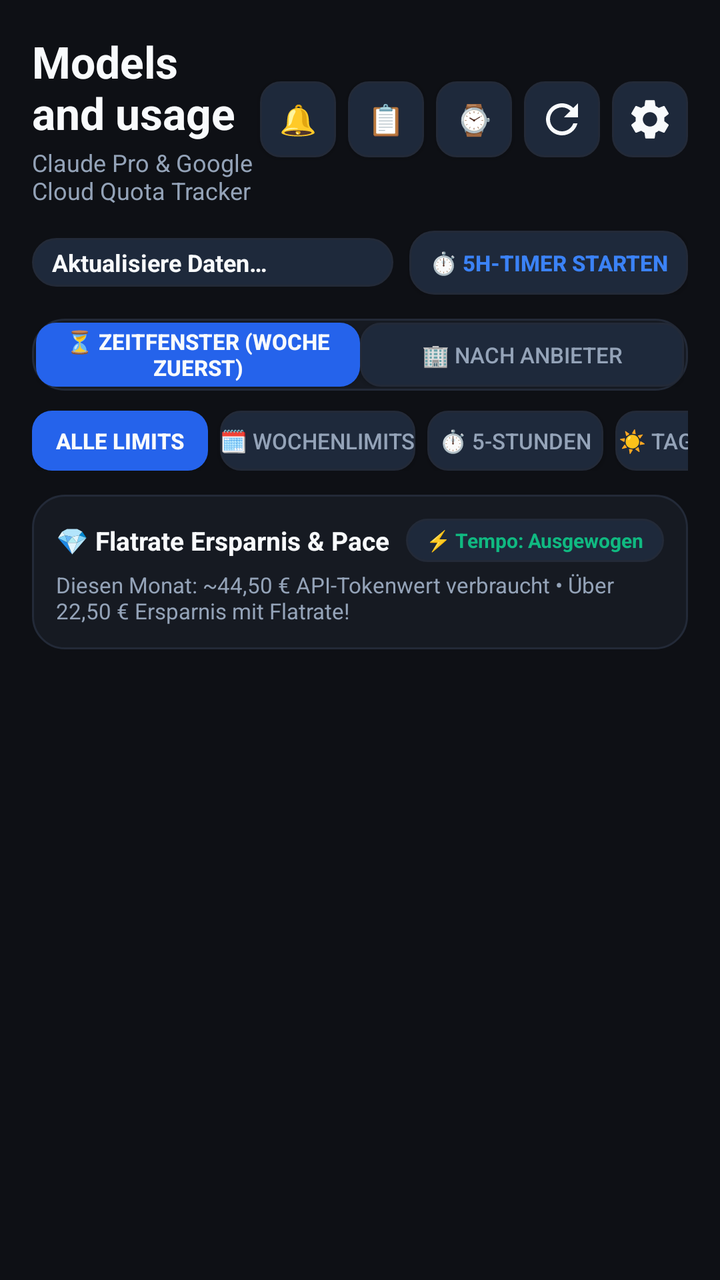
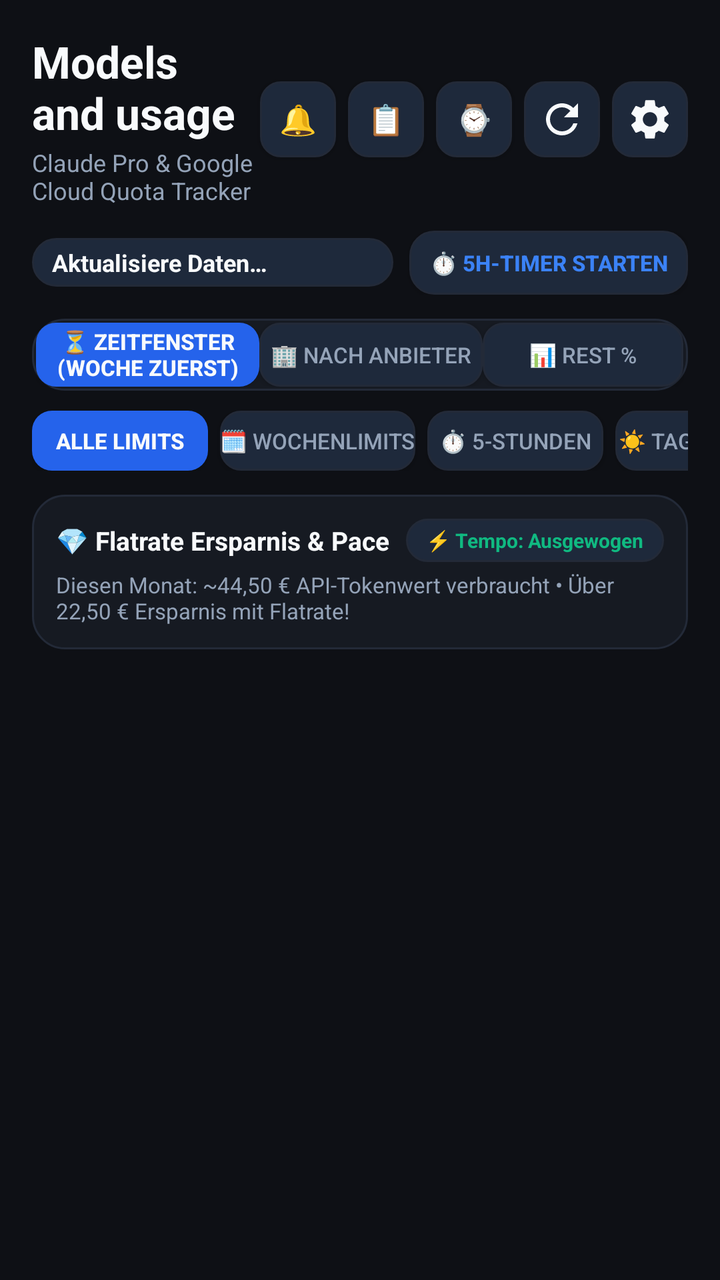

Two renders of the same Android screen: before a commit and after it. Below are the layout's source before the change and the commit's diff.
<!-- AndroidManifest.xml: application theme Theme.AILimits -->
<!-- res/layout/activity_main.xml -->
<?xml version="1.0" encoding="utf-8"?>
<ScrollView xmlns:android="http://schemas.android.com/apk/res/android"
    android:id="@+id/svRoot"
    android:layout_width="match_parent"
    android:layout_height="match_parent"
    android:background="@color/bg_dark"
    android:fillViewport="true">

    <LinearLayout
        android:layout_width="match_parent"
        android:layout_height="wrap_content"
        android:orientation="vertical"
        android:padding="16dp">

        
        <LinearLayout
            android:layout_width="match_parent"
            android:layout_height="wrap_content"
            android:gravity="center_vertical"
            android:orientation="horizontal">

            <LinearLayout
                android:layout_width="0dp"
                android:layout_height="wrap_content"
                android:layout_weight="1"
                android:orientation="vertical">

                <TextView
                    android:id="@+id/tvTitle"
                    android:layout_width="wrap_content"
                    android:layout_height="wrap_content"
                    android:text="@string/title_models_usage"
                    android:textColor="@color/text_primary"
                    android:textSize="22sp"
                    android:textStyle="bold" />

                <TextView
                    android:id="@+id/tvSubtitle"
                    android:layout_width="wrap_content"
                    android:layout_height="wrap_content"
                    android:layout_marginTop="2dp"
                    android:text="Claude Pro &amp; Google Cloud Quota Tracker"
                    android:textColor="@color/text_secondary"
                    android:textSize="12sp" />
            </LinearLayout>

            
            <Button
                android:id="@+id/btnMessageCenter"
                android:layout_width="38dp"
                android:layout_height="38dp"
                android:background="@drawable/button_secondary_background"
                android:text="🔔"
                android:textColor="@color/text_primary"
                android:textSize="15sp" />

            
            <Button
                android:id="@+id/btnShare"
                android:layout_width="38dp"
                android:layout_height="38dp"
                android:layout_marginStart="6dp"
                android:background="@drawable/button_secondary_background"
                android:text="📋"
                android:textColor="@color/text_primary"
                android:textSize="15sp" />

            
            <Button
                android:id="@+id/btnWatchSync"
                android:layout_width="38dp"
                android:layout_height="38dp"
                android:layout_marginStart="6dp"
                android:background="@drawable/button_secondary_background"
                android:text="⌚"
                android:textColor="@color/text_primary"
                android:textSize="15sp" />

            
            <ImageButton
                android:id="@+id/btnRefresh"
                android:layout_width="38dp"
                android:layout_height="38dp"
                android:layout_marginStart="6dp"
                android:background="@drawable/button_secondary_background"
                android:contentDescription="@string/refresh"
                android:src="@drawable/ic_refresh"
                android:tint="@color/text_primary" />

            
            <ImageButton
                android:id="@+id/btnSettings"
                android:layout_width="38dp"
                android:layout_height="38dp"
                android:layout_marginStart="6dp"
                android:background="@drawable/button_secondary_background"
                android:contentDescription="@string/settings"
                android:src="@drawable/ic_settings"
                android:tint="@color/text_primary" />
        </LinearLayout>

        
        <LinearLayout
            android:layout_width="match_parent"
            android:layout_height="wrap_content"
            android:layout_marginTop="12dp"
            android:gravity="center_vertical"
            android:orientation="horizontal">

            <TextView
                android:id="@+id/tvStatus"
                android:layout_width="0dp"
                android:layout_height="wrap_content"
                android:layout_weight="1"
                android:background="@drawable/badge_background"
                android:text="@string/status_connecting"
                android:textColor="@color/text_primary"
                android:textSize="12sp"
                android:textStyle="bold" />

            
            <Button
                android:id="@+id/btnQuickTimer"
                android:layout_width="wrap_content"
                android:layout_height="32dp"
                android:layout_marginStart="8dp"
                android:background="@drawable/badge_background"
                android:text="⏱️ 5h-Timer starten"
                android:textColor="@color/card_border_highlight"
                android:textSize="11sp"
                android:textStyle="bold" />
        </LinearLayout>

        
        <LinearLayout
            android:layout_width="match_parent"
            android:layout_height="36dp"
            android:layout_marginTop="12dp"
            android:background="@drawable/card_background"
            android:padding="2dp"
            android:orientation="horizontal">

            <Button
                android:id="@+id/btnViewHorizon"
                android:layout_width="0dp"
                android:layout_height="match_parent"
                android:layout_weight="1"
                android:background="@drawable/button_background"
                android:text="⏳ Zeitfenster (Woche zuerst)"
                android:textColor="@color/text_primary"
                android:textSize="11sp"
                android:textStyle="bold" />

            <Button
                android:id="@+id/btnViewProvider"
                android:layout_width="0dp"
                android:layout_height="match_parent"
                android:layout_weight="1"
                android:background="@drawable/button_secondary_background"
                android:text="🏢 Nach Anbieter"
                android:textColor="@color/text_secondary"
                android:textSize="11sp" />
        </LinearLayout>

        
        <HorizontalScrollView
            android:layout_width="match_parent"
            android:layout_height="wrap_content"
            android:layout_marginTop="10dp"
            android:scrollbars="none">

            <LinearLayout
                android:id="@+id/llFilterChips"
                android:layout_width="wrap_content"
                android:layout_height="wrap_content"
                android:orientation="horizontal">

                <Button
                    android:id="@+id/chipFilterAll"
                    android:layout_width="wrap_content"
                    android:layout_height="30dp"
                    android:background="@drawable/button_background"
                    android:text="Alle Limits"
                    android:textColor="@color/text_primary"
                    android:textSize="11sp"
                    android:textStyle="bold" />

                <Button
                    android:id="@+id/chipFilterWeek"
                    android:layout_width="wrap_content"
                    android:layout_height="30dp"
                    android:layout_marginStart="6dp"
                    android:background="@drawable/button_secondary_background"
                    android:text="🗓️ Wochenlimits"
                    android:textColor="@color/text_secondary"
                    android:textSize="11sp" />

                <Button
                    android:id="@+id/chipFilter5h"
                    android:layout_width="wrap_content"
                    android:layout_height="30dp"
                    android:layout_marginStart="6dp"
                    android:background="@drawable/button_secondary_background"
                    android:text="⏱️ 5-Stunden"
                    android:textColor="@color/text_secondary"
                    android:textSize="11sp" />

                <Button
                    android:id="@+id/chipFilterDay"
                    android:layout_width="wrap_content"
                    android:layout_height="30dp"
                    android:layout_marginStart="6dp"
                    android:background="@drawable/button_secondary_background"
                    android:text="☀️ Tageslimits"
                    android:textColor="@color/text_secondary"
                    android:textSize="11sp" />

                <Button
                    android:id="@+id/chipFilterClaude"
                    android:layout_width="wrap_content"
                    android:layout_height="30dp"
                    android:layout_marginStart="6dp"
                    android:background="@drawable/button_secondary_background"
                    android:text="🟣 Claude Pro"
                    android:textColor="@color/text_secondary"
                    android:textSize="11sp" />

                <Button
                    android:id="@+id/chipFilterGoogle"
                    android:layout_width="wrap_content"
                    android:layout_height="30dp"
                    android:layout_marginStart="6dp"
                    android:background="@drawable/button_secondary_background"
                    android:text="🔵 Google (Cloud &amp; IDE)"
                    android:textColor="@color/text_secondary"
                    android:textSize="11sp" />

                <Button
                    android:id="@+id/chipFilterCritical"
                    android:layout_width="wrap_content"
                    android:layout_height="30dp"
                    android:layout_marginStart="6dp"
                    android:background="@drawable/button_secondary_background"
                    android:text="⚠️ Knapp (&lt; 25%)"
                    android:textColor="@color/text_secondary"
                    android:textSize="11sp" />
            </LinearLayout>
        </HorizontalScrollView>

        
        <LinearLayout
            android:id="@+id/cardSavings"
            android:layout_width="match_parent"
            android:layout_height="wrap_content"
            android:layout_marginTop="12dp"
            android:background="@drawable/card_background"
            android:orientation="vertical"
            android:padding="12dp">

            <LinearLayout
                android:layout_width="match_parent"
                android:layout_height="wrap_content"
                android:gravity="center_vertical"
                android:orientation="horizontal">

                <TextView
                    android:id="@+id/tvSavingsCardTitle"
                    android:layout_width="0dp"
                    android:layout_height="wrap_content"
                    android:layout_weight="1"
                    android:text="💎 Flatrate Ersparnis &amp; Pace"
                    android:textColor="@color/text_primary"
                    android:textSize="13sp"
                    android:textStyle="bold" />

                <TextView
                    android:id="@+id/tvPaceIndicator"
                    android:layout_width="wrap_content"
                    android:layout_height="wrap_content"
                    android:background="@drawable/badge_background"
                    android:text="⚡ Tempo: Ausgewogen"
                    android:textColor="@color/ring_green"
                    android:textSize="10sp"
                    android:textStyle="bold" />
            </LinearLayout>

            <TextView
                android:id="@+id/tvSavingsText"
                android:layout_width="match_parent"
                android:layout_height="wrap_content"
                android:layout_marginTop="4dp"
                android:text="Diesen Monat: ~44,50 € API-Tokenwert verbraucht • Über 22,50 € Ersparnis mit Flatrate!"
                android:textColor="@color/text_secondary"
                android:textSize="11sp" />
        </LinearLayout>

        
        <LinearLayout
            android:id="@+id/llGroupsContainer"
            android:layout_width="match_parent"
            android:layout_height="wrap_content"
            android:layout_marginTop="14dp"
            android:orientation="vertical" />

        
        <TextView
            android:id="@+id/tvFooter"
            android:layout_width="match_parent"
            android:layout_height="wrap_content"
            android:layout_marginTop="16dp"
            android:layout_marginBottom="32dp"
            android:textColor="@color/text_muted"
            android:textSize="12sp"
            android:lineSpacingExtra="3dp" />

    </LinearLayout>
</ScrollView>
<!-- resources referenced by this layout -->
<resources>
  <color name="bg_dark">#0E1015</color>
  <color name="card_border_highlight">#3B82F6</color>
  <color name="ring_green">#10B981</color>
  <color name="text_muted">#64748B</color>
  <color name="text_primary">#F8FAFC</color>
  <color name="text_secondary">#94A3B8</color>
  <!-- drawable badge_background (drawable) -->
  <?xml version="1.0" encoding="utf-8"?>
  <shape xmlns:android="http://schemas.android.com/apk/res/android"
      android:shape="rectangle">
      <solid android:color="@color/badge_bg" />
      <corners android:radius="12dp" />
      <padding
          android:left="10dp"
          android:top="4dp"
          android:right="10dp"
          android:bottom="4dp" />
      <stroke
          android:width="1dp"
          android:color="@color/card_border" />
  </shape>
  <!-- drawable button_background (drawable) -->
  <?xml version="1.0" encoding="utf-8"?>
  <ripple xmlns:android="http://schemas.android.com/apk/res/android"
      android:color="#40FFFFFF">
      <item>
          <shape android:shape="rectangle">
              <solid android:color="@color/button_primary" />
              <corners android:radius="10dp" />
          </shape>
      </item>
  </ripple>
  <!-- drawable button_secondary_background (drawable) -->
  <?xml version="1.0" encoding="utf-8"?>
  <ripple xmlns:android="http://schemas.android.com/apk/res/android"
      android:color="#40FFFFFF">
      <item>
          <shape android:shape="rectangle">
              <solid android:color="@color/button_secondary" />
              <corners android:radius="10dp" />
              <stroke android:width="1dp" android:color="@color/card_border" />
          </shape>
      </item>
  </ripple>
  <!-- drawable card_background (drawable) -->
  <?xml version="1.0" encoding="utf-8"?>
  <shape xmlns:android="http://schemas.android.com/apk/res/android"
      android:shape="rectangle">
      <solid android:color="@color/card_bg" />
      <corners android:radius="16dp" />
      <stroke
          android:width="1dp"
          android:color="@color/card_border" />
  </shape>
  <!-- drawable ic_refresh (drawable) -->
  <vector xmlns:android="http://schemas.android.com/apk/res/android"
      android:width="24dp"
      android:height="24dp"
      android:viewportWidth="24"
      android:viewportHeight="24">
      <path
          android:fillColor="#F8FAFC"
          android:pathData="M17.65,6.35C16.2,4.9 14.21,4 12,4c-4.42,0 -7.99,3.58 -7.99,8s3.57,8 7.99,8c3.73,0 6.84,-2.55 7.73,-6h-2.08c-0.82,2.33 -3.04,4 -5.65,4 -3.31,0 -6,-2.69 -6,-6s2.69,-6 6,-6c1.66,0 3.14,0.69 4.22,1.78L13,11h7V4l-2.35,2.35z"/>
  </vector>
  <string name="refresh">Aktualisieren</string>
  <string name="settings">Einstellungen</string>
  <string name="status_connecting">Aktualisiere Daten…</string>
  <string name="title_models_usage">Models and usage</string>
  <style name="Theme.AILimits" parent="@android:style/Theme.Material.NoActionBar">
          <item name="android:windowBackground">@color/bg_dark</item>
          <item name="android:statusBarColor">@color/bg_dark</item>
          <item name="android:navigationBarColor">@color/bg_dark</item>
          <item name="android:windowLightStatusBar">false</item>
          <item name="android:textColorPrimary">@color/text_primary</item>
          <item name="android:textColorSecondary">@color/text_secondary</item>
          <item name="android:colorBackground">@color/bg_dark</item>
      </style>
  <color name="badge_bg">#1E293B</color>
  <color name="card_border">#232A38</color>
  <color name="button_primary">#2563EB</color>
  <color name="button_secondary">#1E293B</color>
  <color name="card_bg">#161A22</color>
  <!-- unchanged entries left out for length: 1 -->
</resources>

<!-- the commit's change to res/layout/activity_main.xml (unified diff, before → after) -->
@@ -160,6 +160,16 @@
                 android:text="🏢 Nach Anbieter"
                 android:textColor="@color/text_secondary"
                 android:textSize="11sp" />
+
+            <Button
+                android:id="@+id/btnToggleUsage"
+                android:layout_width="0dp"
+                android:layout_height="match_parent"
+                android:layout_weight="0.9"
+                android:background="@drawable/button_secondary_background"
+                android:text="📊 Rest %"
+                android:textColor="@color/text_secondary"
+                android:textSize="11sp" />
         </LinearLayout>
 
         
